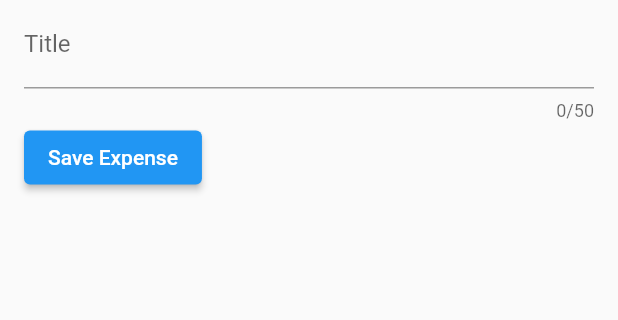
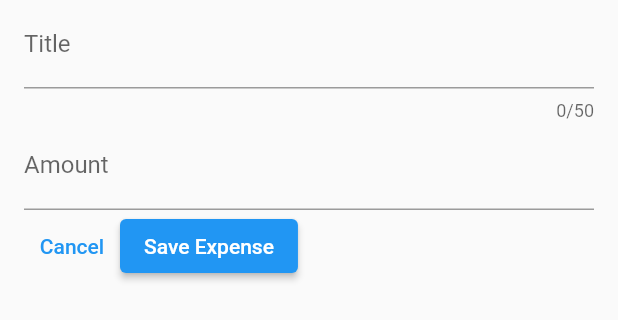
Before and after one commit to karkau123/Expense_Tracker, a Flutter app: the NewExpense widget shown alone on an empty page, opened directly, on a phone screen of 412 x 824 dp. Shown: the top 320 px of the screen. Run offline on Flutter 3.47's test engine with Material 2 defaults, Android fonts, the phone set to English and light mode, and no system bars.

Commit message:
cancel button added

```diff
--- a/lib/widgets/expenses_list/expenses.dart
+++ b/lib/widgets/expenses_list/expenses.dart
@@ -31,7 +31,8 @@ class _ExpensesState extends State<Expenses> {
   ];
   void _openAddExpenseOverlay() {
     showModalBottomSheet(
-        context: context, builder: (ctx) =>const  NewExpense(),
+
+        context: context, builder: (ctx) => const  NewExpense(),
 
         );
   }
--- a/lib/widgets/expenses_list/new_expense.dart
+++ b/lib/widgets/expenses_list/new_expense.dart
@@ -10,35 +10,55 @@ class NewExpense extends StatefulWidget {
 }
 
 class _NewExpenseState extends State<NewExpense> {
-  var _enteredTitle = "";
-  void _saveTitleInput(String inputValue){
-      _enteredTitle = inputValue;
+  final _titleController = TextEditingController();
+  final _amountController = TextEditingController();
+  @override
+  void dispose() {
+    // very important
+    // TODO: implement dispose
+    _titleController
+        .dispose(); // always dispose of else text ill remain in memory ans app may crash
+    _amountController.dispose();
+    super.dispose();
   }
+
   @override
   Widget build(BuildContext context) {
-    return  Padding(
-      padding: const EdgeInsets.fromLTRB(16, 0, 16,0),
+    return Padding(
+      padding: const EdgeInsets.fromLTRB(16, 0, 16, 0),
       child: Column(
         children: [
           TextField(
-        onChanged:_saveTitleInput  ,
+            controller: _titleController,
             maxLength: 50,
             decoration: InputDecoration(
-          label: Text ('Title'),
+              label: Text('Title'),
             ),
           ),
-
-     Row (
+          TextField(
+            controller: _amountController,
+            keyboardType: TextInputType.number,
+            decoration: InputDecoration(
+              prefixText: 'Rs ',
+              label: Text('Amount'),
+            ),
+          ),
+          Row(
             children: [
+              TextButton(
+                  onPressed: () {
+                    Navigator.pop(context);
+                  },
+                  child: const Text('Cancel')),
               ElevatedButton(
-            onPressed:  (){
-            print(_enteredTitle);
+                onPressed: () {
+                  print(_titleController.text);
+                  print(_amountController.text);
                 },
                 child: const Text('Save Expense'),
               ),
             ],
           )
-
         ],
       ),
     );
```
Lines whose indentation alone changed are shown as unchanged.
